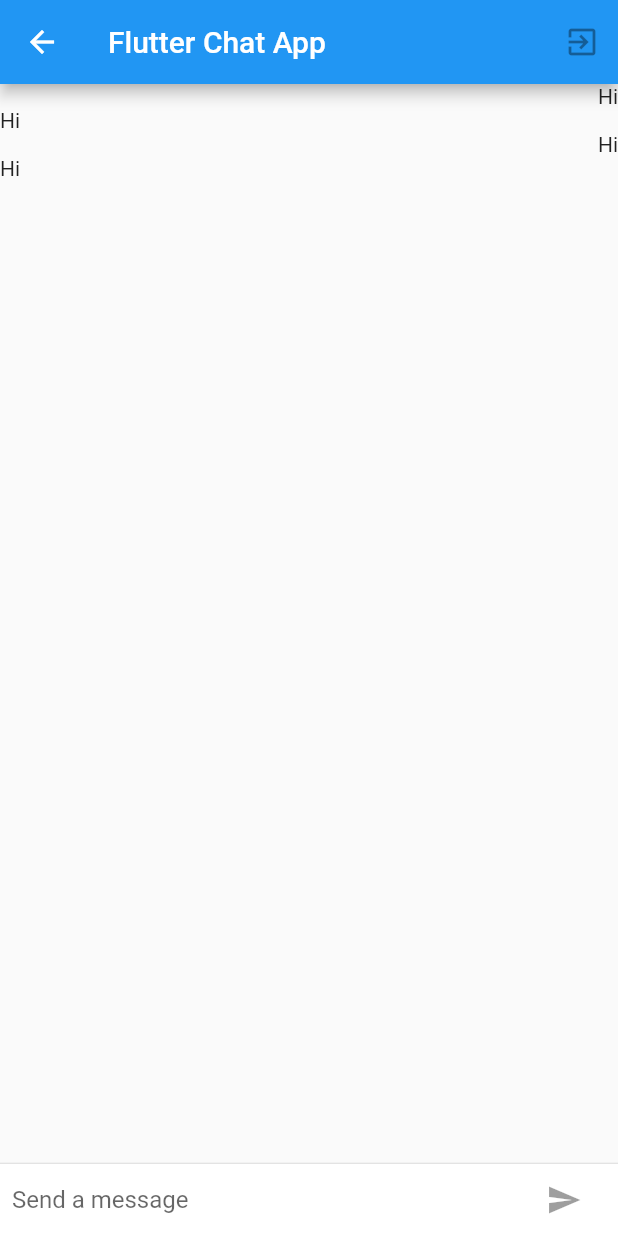
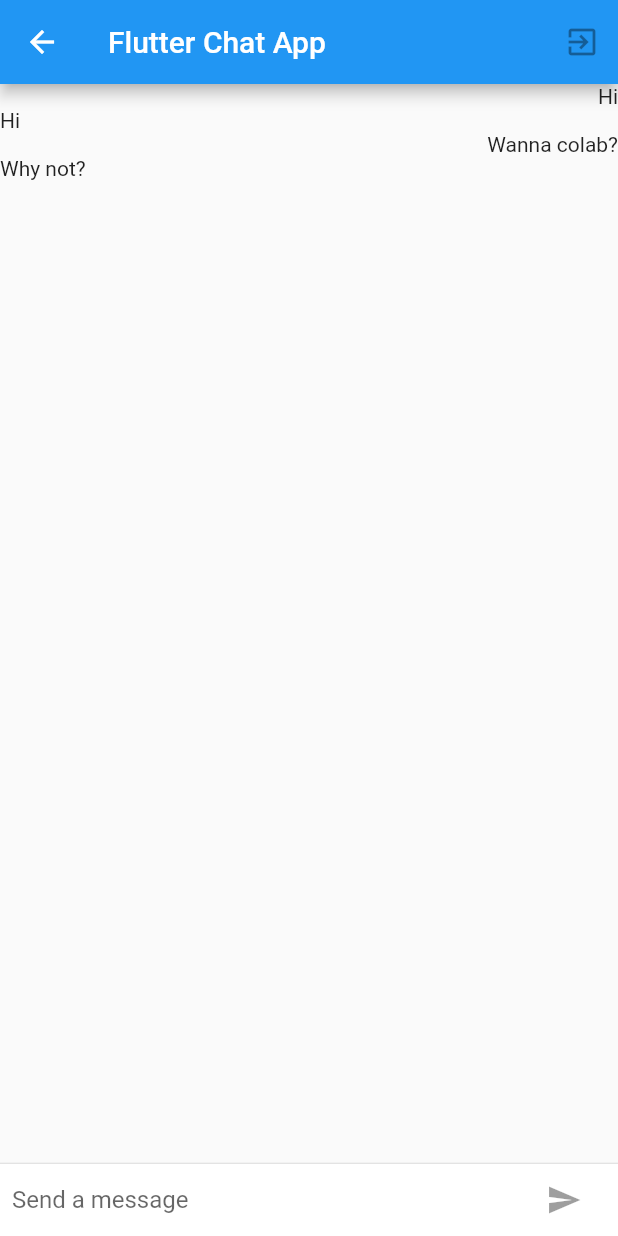
Before and after one commit to AshwinRam2000/FlutItGo, a Flutter app: the ChatScreen screen opened directly, on a phone screen of 412 x 824 dp. Run offline on Flutter 3.47's test engine with Material 2 defaults, Android fonts, the phone set to English and light mode, and no system bars; our stand-ins replace google_maps_flutter.

Commit message:
Final -3

```diff
--- a/lib/main.dart
+++ b/lib/main.dart
@@ -2,6 +2,7 @@ import 'dart:async';
 import 'package:flutter/material.dart';
 import 'package:gmaps/ChatHomePage.dart';
 import 'package:gmaps/forum.dart';
+import 'package:gmaps/pages/chatScreen.dart';
 import 'package:google_maps_flutter/google_maps_flutter.dart';
 import 'login.dart';
 
@@ -13,7 +14,7 @@ class MyApp extends StatelessWidget {
   Widget build(BuildContext context) {
     return MaterialApp(
       routes: {
-        "/chat": (bc) => ChatHomePage(),
+        "/chat": (bc) => ChatScreen(),
         "/map": (bc) => MapSample(),
         "/forum": (bc) => ForumPage(),
       },
--- a/lib/pages/chatScreen.dart
+++ b/lib/pages/chatScreen.dart
@@ -23,8 +23,8 @@ class ChatScreenState extends State<ChatScreen> {
   List<Msg> l = [
     Msg("Hi", true),
     Msg("Hi", false),
-    Msg("Hi", true),
-    Msg("Hi", false),
+    Msg("Wanna colab?", true),
+    Msg("Why not?", false),
   ];
   final TextEditingController _textEditingController =
       new TextEditingController();
```
